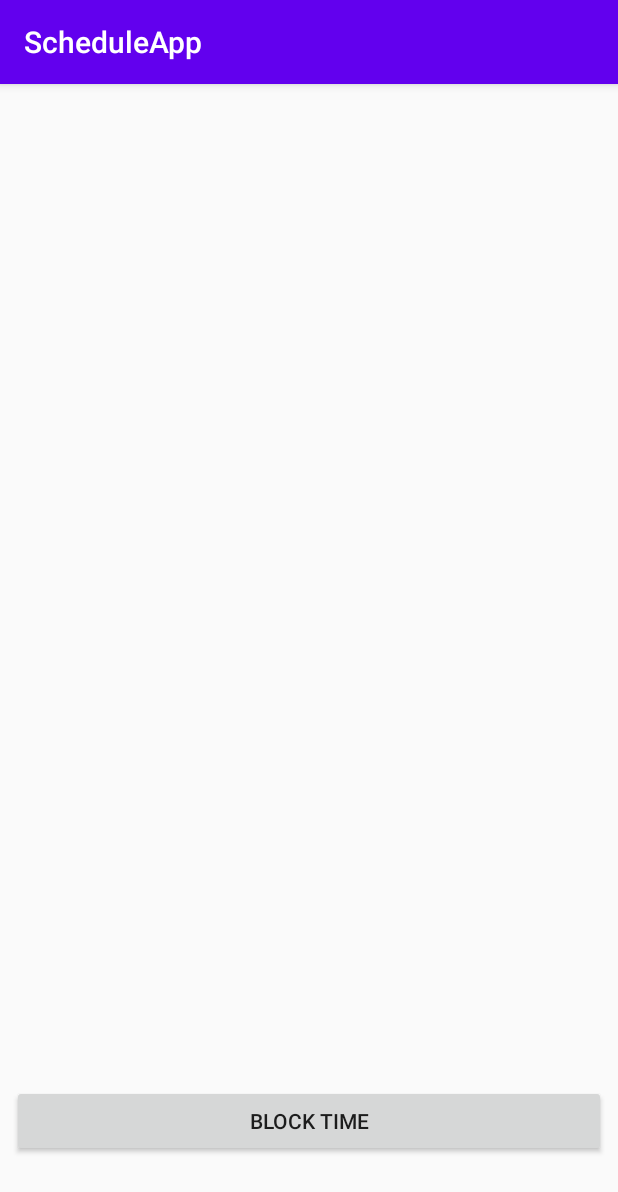
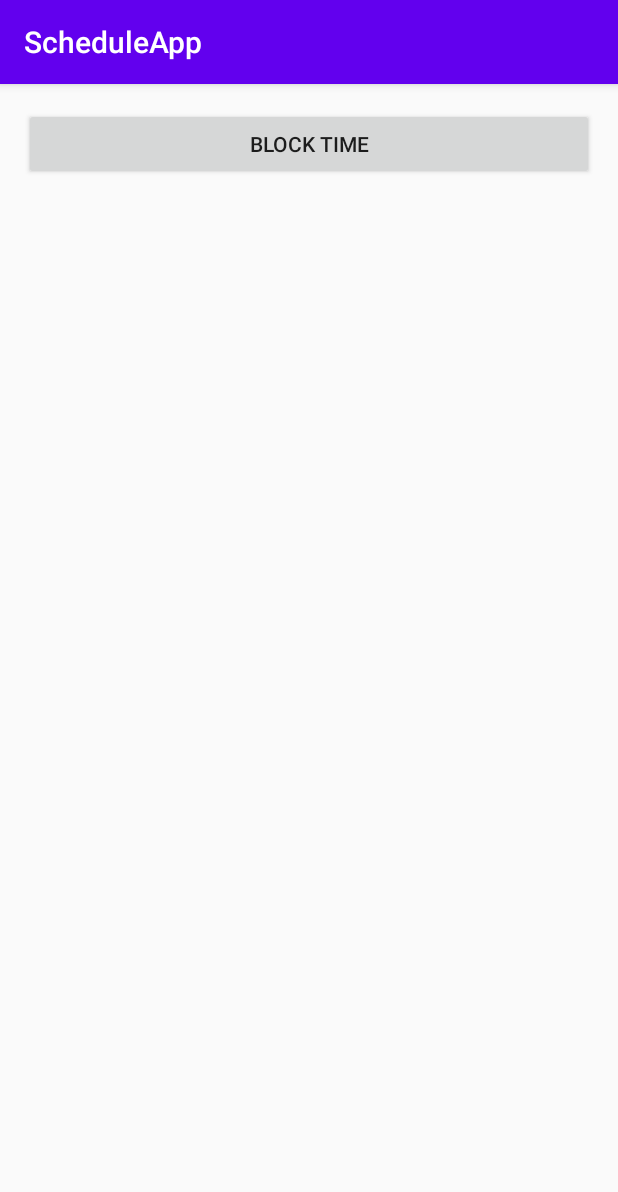
Before and after one commit to Seal-Schedulers/ScheduleApp, an Android app: the ScheduleActivity screen opened directly, with no data from a screen before it, on a phone screen of 412 x 824 dp. Shown: the top 1192 px of the screen. Run offline under Robolectric (Android 15) with nearby library versions, the phone set to English and light mode, and no system bars.

Commit message:
daysTillDue

```diff
--- a/app/src/main/java/com/example/scheduleapp/TasksActivity.java
+++ b/app/src/main/java/com/example/scheduleapp/TasksActivity.java
@@ -24,9 +24,9 @@ public class TasksActivity extends AppCompatActivity {
         TextView hoursLabel = findViewById(R.id.hoursLabel);
         hoursLabel.setText(hoursStr);
 
-        String dueDateStr = intent.getStringExtra("dueDate");
-        TextView dueDateLabel = findViewById(R.id.dueDateLabel);
-        dueDateLabel.setText(dueDateStr);
+        String daysTillDueStr = intent.getStringExtra("days");
+        TextView dueDateLabel = findViewById(R.id.daysTillDueLabel);
+        dueDateLabel.setText(daysTillDueStr);
     }
 
     public void goToCreateTask(View v) {
--- a/app/src/main/res/layout/activity_create.xml
+++ b/app/src/main/res/layout/activity_create.xml
@@ -61,7 +61,7 @@
                 android:layout_height="wrap_content">
 
                 <com.google.android.material.textfield.TextInputEditText
-                    android:id="@+id/inputDueDate"
+                    android:id="@+id/inputDaysTillDue"
                     android:layout_width="match_parent"
                     android:layout_height="wrap_content"
                     android:hint="@string/inputDueDate"
--- a/app/src/main/res/layout/activity_schedule.xml
+++ b/app/src/main/res/layout/activity_schedule.xml
@@ -11,20 +11,33 @@
         android:id="@+id/linearLayout"
         android:layout_width="match_parent"
         android:layout_height="match_parent"
-        android:orientation="vertical">
+        android:layout_marginStart="8dp"
+        android:layout_marginLeft="8dp"
+        android:layout_marginTop="16dp"
+        android:layout_marginEnd="8dp"
+        android:layout_marginRight="8dp"
+        android:layout_marginBottom="16dp"
+        android:orientation="vertical"
+        app:layout_constraintBottom_toBottomOf="parent"
+        app:layout_constraintEnd_toEndOf="parent"
+        app:layout_constraintStart_toStartOf="parent"
+        app:layout_constraintTop_toTopOf="parent">
 
         <Button
             android:id="@+id/blockTimeButton"
             android:layout_width="match_parent"
             android:layout_height="wrap_content"
             android:layout_marginStart="8dp"
-            android:layout_marginLeft="8dp"
-            android:layout_marginTop="667dp"
+            android:layout_marginLeft="0dp"
+            android:layout_marginTop="0dp"
             android:layout_marginEnd="8dp"
-            android:layout_marginRight="8dp"
-            android:layout_marginBottom="16dp"
+            android:layout_marginRight="0dp"
+            android:layout_marginBottom="0dp"
             android:onClick="goToBlockTime"
-            android:text="@string/blockTimeButton" />
+            android:text="@string/blockTimeButton"
+            app:layout_constraintBottom_toBottomOf="parent"
+            app:layout_constraintEnd_toEndOf="parent"
+            app:layout_constraintStart_toStartOf="parent" />
     </LinearLayout>
 
 </androidx.constraintlayout.widget.ConstraintLayout>
--- a/app/src/main/res/layout/activity_tasks.xml
+++ b/app/src/main/res/layout/activity_tasks.xml
@@ -53,7 +53,7 @@
                         android:textSize="20sp" />
 
                     <TextView
-                        android:id="@+id/dueDateLabel"
+                        android:id="@+id/daysTillDueLabel"
                         android:layout_width="@dimen/half_screen"
                         android:layout_height="wrap_content"
                         android:layout_weight="1"
```
Also changed, not shown: app/src/main/java/com/example/scheduleapp/CreateActivity.java (+11 -10 lines).
